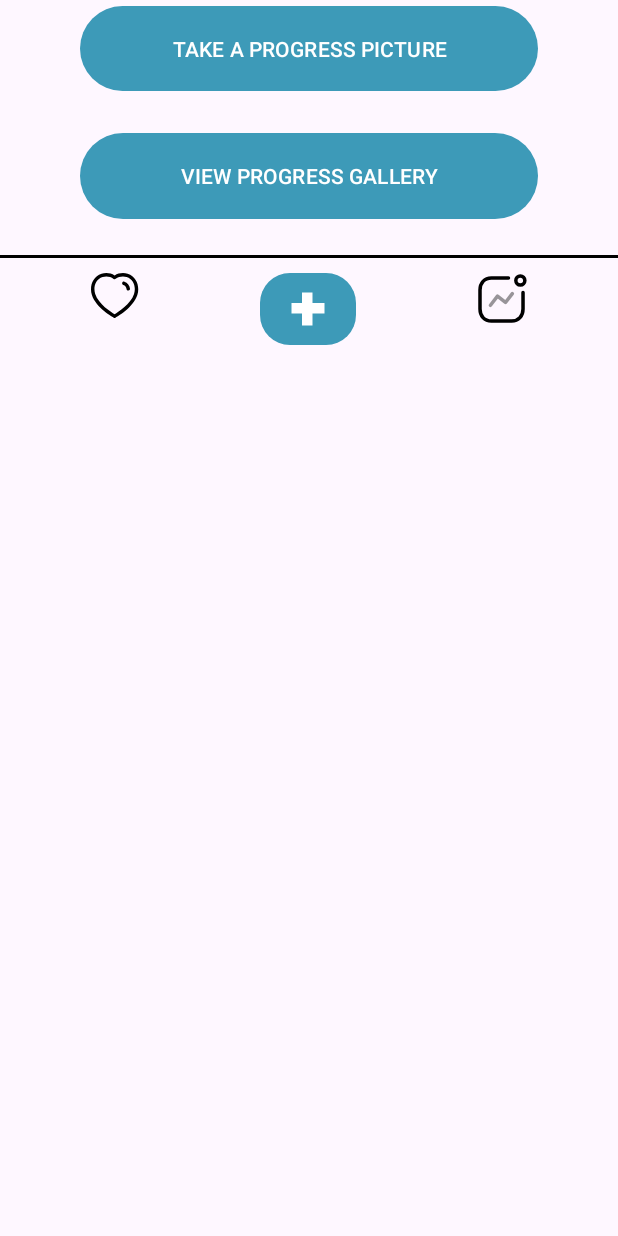
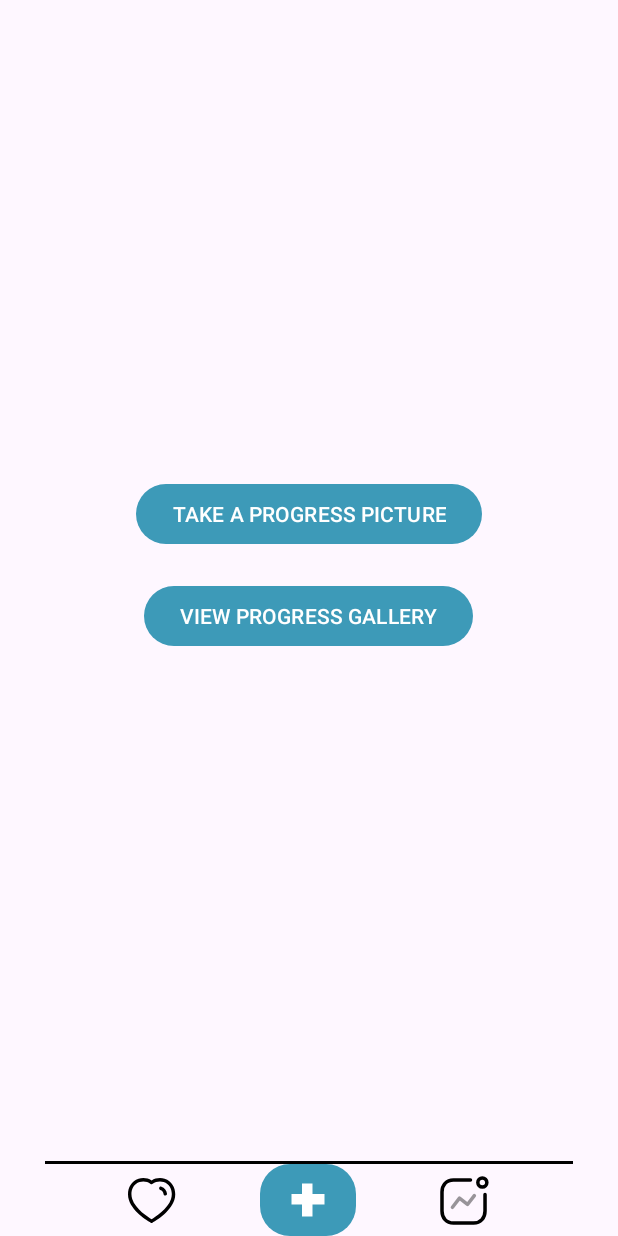
Before and after one commit to banaina/FlexFriend, an Android app: the ProgressActivity screen opened directly, with no data from a screen before it, on a phone screen of 412 x 824 dp. Run offline under Robolectric (Android 15) with nearby library versions, the phone set to English and light mode, and no system bars; libraries missing offline, so code that uses them is left out: androidx.camera.core, androidx.camera.lifecycle.

Commit message:
edited the xml

```diff
--- a/app/src/main/java/com/example/flexfriend/ProgressActivity.java
+++ b/app/src/main/java/com/example/flexfriend/ProgressActivity.java
@@ -21,6 +21,7 @@ import android.os.Bundle;
 import android.provider.MediaStore;
 import android.view.View;
 import android.widget.Button;
+import android.widget.ImageButton;
 import android.widget.Toast;
 
 import com.google.common.util.concurrent.ListenableFuture;
@@ -34,7 +35,8 @@ public class ProgressActivity extends AppCompatActivity implements View.OnClickL
      * add the picture to the ImageAdapter
      */
     private static final int REQUEST_CAMERA = 1;
-    private Button cameraButton, galleryButton, routinesBtn, newRoutineBtn, progressBtn; // bottom page buttons;
+    private Button cameraButton, galleryButton;
+    private ImageButton routinesBtn, newRoutineBtn, progressBtn;// bottom page buttons;
     private ImageCapture imageCapture;
     private Sensor accelerometer;
     private SensorManager mySensorManager;
@@ -51,9 +53,9 @@ public class ProgressActivity extends AppCompatActivity implements View.OnClickL
         galleryButton.setOnClickListener(this);
 
         //bottom of the page buttons
-        routinesBtn = (Button) findViewById(R.id.routinesBtn);
-        newRoutineBtn = (Button) findViewById(R.id.newRoutineBtn);
-        progressBtn = (Button) findViewById(R.id.progressBtn);
+        routinesBtn = (ImageButton) findViewById(R.id.routinesBtn);
+        newRoutineBtn = (ImageButton) findViewById(R.id.newRoutineBtn);
+        progressBtn = (ImageButton) findViewById(R.id.progressBtn);
         routinesBtn.setOnClickListener(this);
         newRoutineBtn.setOnClickListener(this);
         progressBtn.setOnClickListener(this);
--- a/app/src/main/res/drawable/arrow.xml
+++ b/app/src/main/res/drawable/arrow.xml
@@ -3,7 +3,7 @@
     android:height="20dp"
     android:viewportWidth="25"
     android:viewportHeight="16">
-  <path
-      android:pathData="M24,9C24.552,9 25,8.552 25,8C25,7.448 24.552,7 24,7L24,9ZM0.293,7.293C-0.098,7.683 -0.098,8.317 0.293,8.707L6.657,15.071C7.047,15.462 7.681,15.462 8.071,15.071C8.462,14.681 8.462,14.047 8.071,13.657L2.414,8L8.071,2.343C8.462,1.953 8.462,1.319 8.071,0.929C7.681,0.538 7.047,0.538 6.657,0.929L0.293,7.293ZM24,7L1,7L1,9L24,9L24,7Z"
-      android:fillColor="#000000"/>
+    <path
+        android:pathData="M24,9C24.552,9 25,8.552 25,8C25,7.448 24.552,7 24,7L24,9ZM0.293,7.293C-0.098,7.683 -0.098,8.317 0.293,8.707L6.657,15.071C7.047,15.462 7.681,15.462 8.071,15.071C8.462,14.681 8.462,14.047 8.071,13.657L2.414,8L8.071,2.343C8.462,1.953 8.462,1.319 8.071,0.929C7.681,0.538 7.047,0.538 6.657,0.929L0.293,7.293ZM24,7L1,7L1,9L24,9L24,7Z"
+        android:fillColor="#000000"/>
 </vector>
--- a/app/src/main/res/drawable/edit.xml
+++ b/app/src/main/res/drawable/edit.xml
@@ -3,7 +3,7 @@
     android:height="18dp"
     android:viewportWidth="18"
     android:viewportHeight="18">
-  <path
-      android:pathData="M16.99,15.953C17.547,15.953 18,16.412 18,16.977C18,17.542 17.547,18 16.99,18H11.28C10.723,18 10.269,17.542 10.269,16.977C10.269,16.412 10.723,15.953 11.28,15.953H16.99ZM13.03,0.699L14.505,1.871C15.11,2.344 15.513,2.967 15.651,3.623C15.81,4.344 15.64,5.053 15.163,5.665L6.376,17.028C5.973,17.544 5.379,17.834 4.742,17.845L1.24,17.888C1.049,17.888 0.89,17.759 0.848,17.576L0.052,14.125C-0.086,13.491 0.052,12.835 0.455,12.33L6.684,4.268C6.79,4.139 6.981,4.119 7.109,4.214L9.73,6.3C9.899,6.439 10.133,6.515 10.377,6.482C10.897,6.418 11.247,5.945 11.194,5.44C11.162,5.182 11.035,4.967 10.865,4.805C10.812,4.762 8.318,2.763 8.318,2.763C8.159,2.634 8.127,2.398 8.255,2.237L9.242,0.957C10.154,-0.215 11.746,-0.322 13.03,0.699Z"
-      android:fillColor="#000000"/>
+    <path
+        android:pathData="M16.99,15.953C17.547,15.953 18,16.412 18,16.977C18,17.542 17.547,18 16.99,18H11.28C10.723,18 10.269,17.542 10.269,16.977C10.269,16.412 10.723,15.953 11.28,15.953H16.99ZM13.03,0.699L14.505,1.871C15.11,2.344 15.513,2.967 15.651,3.623C15.81,4.344 15.64,5.053 15.163,5.665L6.376,17.028C5.973,17.544 5.379,17.834 4.742,17.845L1.24,17.888C1.049,17.888 0.89,17.759 0.848,17.576L0.052,14.125C-0.086,13.491 0.052,12.835 0.455,12.33L6.684,4.268C6.79,4.139 6.981,4.119 7.109,4.214L9.73,6.3C9.899,6.439 10.133,6.515 10.377,6.482C10.897,6.418 11.247,5.945 11.194,5.44C11.162,5.182 11.035,4.967 10.865,4.805C10.812,4.762 8.318,2.763 8.318,2.763C8.159,2.634 8.127,2.398 8.255,2.237L9.242,0.957C10.154,-0.215 11.746,-0.322 13.03,0.699Z"
+        android:fillColor="#000000"/>
 </vector>
--- a/app/src/main/res/layout/activity_main.xml
+++ b/app/src/main/res/layout/activity_main.xml
@@ -60,6 +60,7 @@
                     android:paddingEnd="75dp"
                     android:paddingBottom="30dp"
                     android:text="Flexibility"
+                    android:textStyle="bold"
                     android:textColor="@color/white"
                     android:textSize="17dp" />
             </androidx.cardview.widget.CardView>
@@ -89,6 +90,7 @@
                     android:paddingEnd="75dp"
                     android:paddingBottom="30dp"
                     android:text="  Cardio  "
+                    android:textStyle="bold"
                     android:textColor="@color/white"
                     android:textSize="17dp" />
             </androidx.cardview.widget.CardView>
@@ -116,6 +118,7 @@
                     android:paddingTop="30dp"
                     android:paddingEnd="75dp"
                     android:paddingBottom="30dp"
+                    android:textStyle="bold"
                     android:text="Strength"
                     android:textColor="@color/white"
                     android:textSize="17dp" />
--- a/app/src/main/res/layout/activity_progress.xml
+++ b/app/src/main/res/layout/activity_progress.xml
@@ -6,85 +6,100 @@
     android:layout_height="match_parent"
     tools:context="ProgressActivity">
 
+
+
     <LinearLayout
         android:id="@id/linearLayout"
-        android:layout_width="305dp"
-        android:layout_height="170dp"
+        android:layout_width="match_parent"
+        android:layout_height="match_parent"
         android:layout_marginStart="30dp"
         android:layout_marginEnd="30dp"
-        android:layout_marginBottom="50dp"
         android:orientation="vertical"
         app:layout_constraintEnd_toEndOf="parent"
         app:layout_constraintStart_toStartOf="parent"
         app:layout_constraintTop_toTopOf="parent">
 
+        <LinearLayout
+            android:layout_width="wrap_content"
+            android:layout_height="wrap_content"
+            android:orientation="vertical"
+            android:layout_weight="1"
+            android:gravity="center"
+            android:layout_gravity="center">
+
             <Button
                 android:id="@+id/cameraButton"
-            android:layout_width="match_parent"
+                android:layout_width="wrap_content"
                 android:layout_height="wrap_content"
                 android:layout_marginBottom="20dp"
-            android:layout_weight="1"
+                android:layout_gravity="center"
                 android:text="TAKE A PROGRESS PICTURE" />
 
             <Button
                 android:id="@+id/galleryButton"
-            android:layout_width="match_parent"
+                android:layout_width="wrap_content"
                 android:layout_height="wrap_content"
                 android:layout_marginBottom="20dp"
-            android:layout_weight="1"
+                android:layout_gravity="center"
                 android:text="VIEW PROGRESS GALLERY" />
 
+        </LinearLayout>
 
-    </LinearLayout>
+
 
         <View
             android:id="@+id/divider"
             android:layout_width="match_parent"
             android:layout_height="2dp"
             android:layout_weight="0"
-            android:background="@color/black"
-            app:layout_constraintTop_toBottomOf="@+id/linearLayout"/>
+            android:background="@color/black" />
 
-        <LinearLayout
-            android:id="@+id/linearLayout2"
+        <androidx.constraintlayout.widget.ConstraintLayout
+            android:id="@+id/linearLayout"
             android:layout_width="match_parent"
             android:layout_height="wrap_content"
-            android:layout_marginTop="10dp"
-            android:layout_marginBottom="10dp"
-            android:layout_weight="1"
-            android:orientation="horizontal"
-            android:paddingStart="20dp"
-            android:paddingEnd="20dp"
-            app:layout_constraintTop_toBottomOf="@id/divider">
+            android:layout_gravity="bottom"
+            android:layout_weight="0">
 
             <ImageButton
                 android:id="@+id/routinesBtn"
                 android:layout_width="wrap_content"
                 android:layout_height="wrap_content"
-                android:layout_gravity="start"
-                android:layout_weight="1"
                 android:background="@android:color/transparent"
                 android:contentDescription="routinesButton"
-                android:src="@drawable/heart" />
+                android:src="@drawable/heart"
+                app:layout_constraintBottom_toBottomOf="@id/linearLayout"
+                app:layout_constraintEnd_toStartOf="@id/newRoutineBtn"
+                app:layout_constraintStart_toStartOf="@id/linearLayout"
+                app:layout_constraintTop_toTopOf="@id/linearLayout"/>
 
             <ImageButton
                 android:id="@+id/newRoutineBtn"
                 android:layout_width="wrap_content"
                 android:layout_height="wrap_content"
-                android:layout_gravity="center"
-                android:layout_weight="1"
                 android:background="@android:color/transparent"
                 android:contentDescription="newRoutineButton"
-                android:src="@drawable/addition" />
+                android:src="@drawable/addition"
+                app:layout_constraintBottom_toBottomOf="@id/linearLayout"
+                app:layout_constraintEnd_toStartOf="@id/progressBtn"
+                app:layout_constraintStart_toEndOf="@id/routinesBtn"
+                app:layout_constraintTop_toTopOf="@id/linearLayout"
+
+                />
 
             <ImageButton
                 android:id="@+id/progressBtn"
                 android:layout_width="wrap_content"
                 android:layout_height="wrap_content"
-                android:layout_gravity="end"
-                android:layout_weight="1"
                 android:background="@android:color/transparent"
                 android:contentDescription="progressButton"
-                android:src="@drawable/progress" />
+                android:src="@drawable/progress"
+                app:layout_constraintBottom_toBottomOf="@id/linearLayout"
+                app:layout_constraintEnd_toEndOf="@id/linearLayout"
+                app:layout_constraintStart_toEndOf="@id/newRoutineBtn"
+                app:layout_constraintTop_toTopOf="@id/linearLayout" />
+        </androidx.constraintlayout.widget.ConstraintLayout>
+
     </LinearLayout>
+
  </androidx.constraintlayout.widget.ConstraintLayout>
```
Also changed, not shown: app/src/main/java/com/example/flexfriend/FullRoutineActivity.java (+4 -5 lines), app/src/main/res/layout/activity_create_routine.xml (+14 -102 lines), app/src/main/res/layout/create_routine_model.xml (+27 -11 lines), app/src/main/res/layout/full_routine_model.xml (+3 -5 lines). Lines whose indentation alone changed are shown as unchanged.
